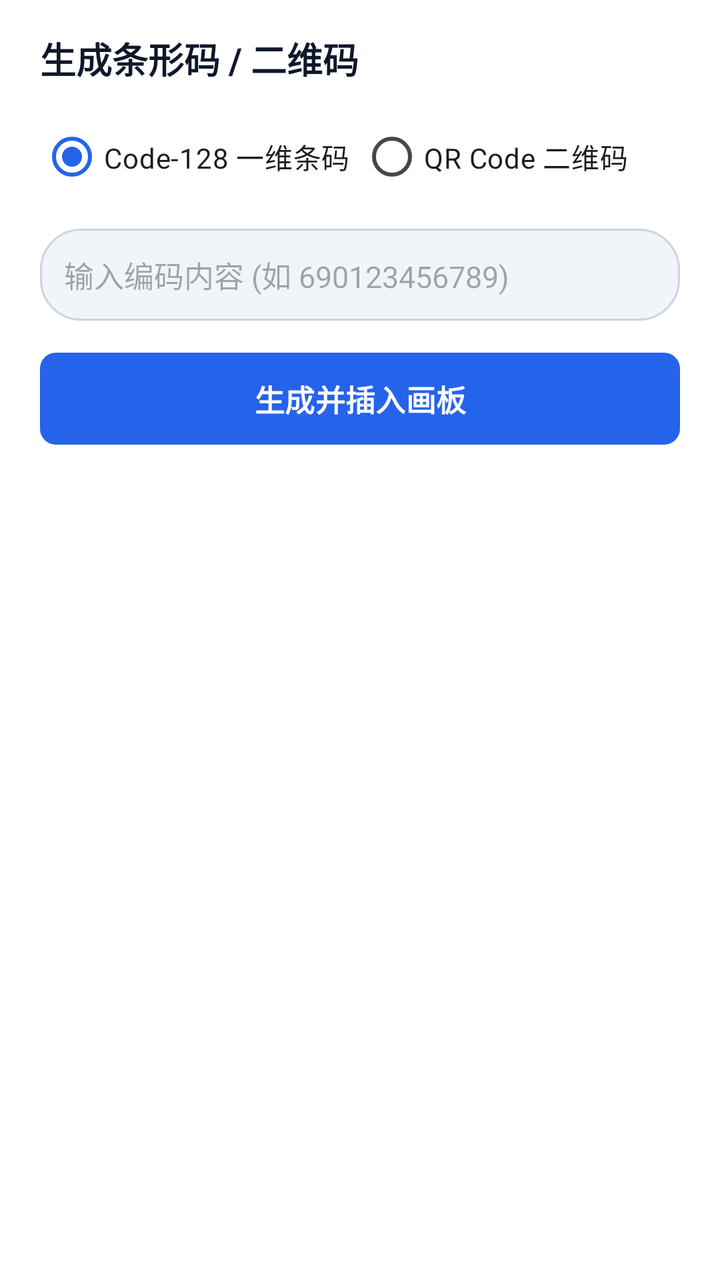
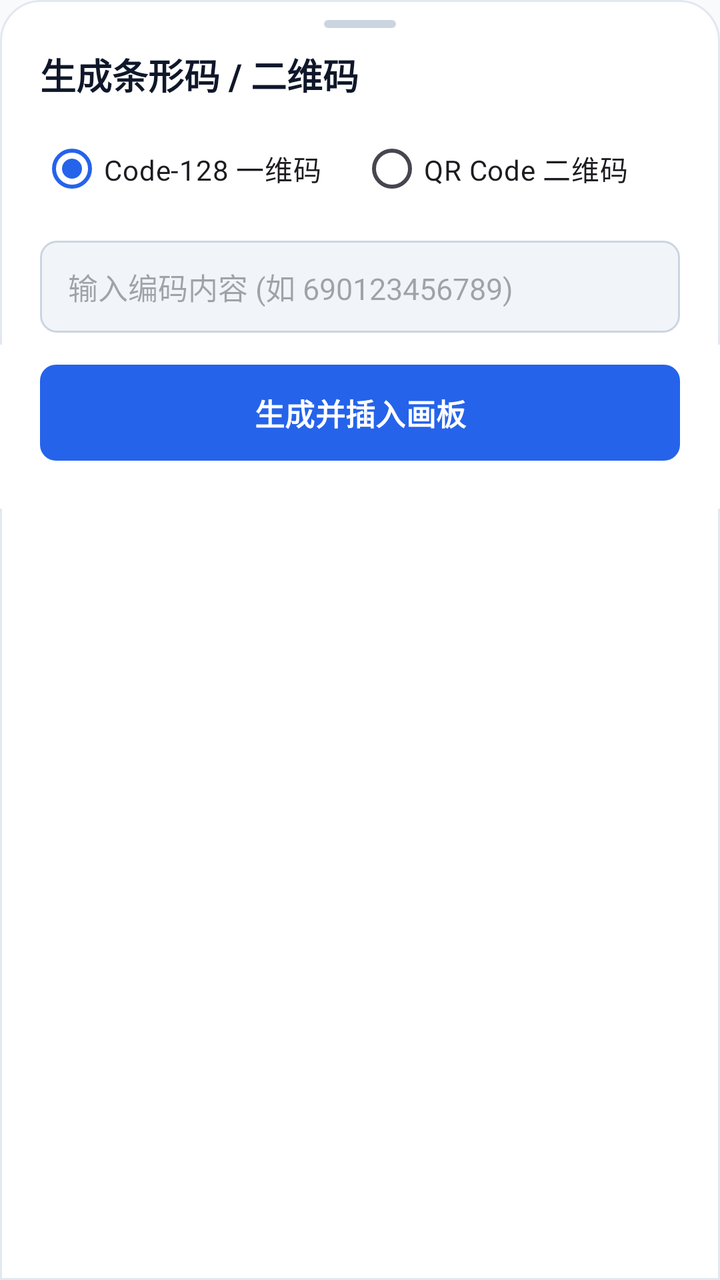

Two renders of the same Android screen: before a commit and after it. Below are the layout's source before the change and the commit's diff.
<!-- AndroidManifest.xml: application theme Theme.DeliPrinter -->
<!-- res/layout/dialog_barcode.xml -->
<?xml version="1.0" encoding="utf-8"?>
<androidx.core.widget.NestedScrollView
    xmlns:android="http://schemas.android.com/apk/res/android"
    android:layout_width="match_parent"
    android:layout_height="wrap_content"
    android:fillViewport="true"
    android:background="@color/bg_card">

    <LinearLayout
        android:layout_width="match_parent"
        android:layout_height="wrap_content"
        android:orientation="vertical"
        android:paddingHorizontal="20dp"
        android:paddingTop="16dp"
        android:paddingBottom="40dp">

        <TextView
            android:layout_width="wrap_content"
            android:layout_height="wrap_content"
            android:text="生成条形码 / 二维码"
            android:textColor="@color/text_primary"
            android:textSize="18sp"
            android:textStyle="bold" />

        <RadioGroup
            android:id="@+id/rgBarcodeType"
            android:layout_width="match_parent"
            android:layout_height="wrap_content"
            android:layout_marginTop="12dp"
            android:checkedButton="@+id/rbTypeCode128"
            android:orientation="horizontal">

            <RadioButton
                android:id="@+id/rbTypeCode128"
                android:layout_width="0dp"
                android:layout_height="wrap_content"
                android:layout_weight="1"
                android:text="Code-128 一维条码" />

            <RadioButton
                android:id="@+id/rbTypeQr"
                android:layout_width="0dp"
                android:layout_height="wrap_content"
                android:layout_weight="1"
                android:text="QR Code 二维码" />
        </RadioGroup>

        <EditText
            android:id="@+id/etBarcodeContent"
            android:layout_width="match_parent"
            android:layout_height="wrap_content"
            android:layout_marginTop="12dp"
            android:background="@drawable/bg_pill"
            android:hint="输入编码内容 (如 690123456789)"
            android:padding="12dp"
            android:textColor="@color/text_primary"
            android:textSize="15sp" />

        <Button
            android:id="@+id/btnGenerateBarcode"
            android:layout_width="match_parent"
            android:layout_height="46dp"
            android:layout_marginTop="16dp"
            android:background="@drawable/bg_btn_primary"
            android:text="生成并插入画板"
            android:textColor="@color/white"
            android:textSize="15sp"
            android:textStyle="bold" />

    </LinearLayout>
</androidx.core.widget.NestedScrollView>
<!-- resources referenced by this layout -->
<resources>
  <color name="bg_card">#FFFFFF</color>
  <color name="text_primary">#0F172A</color>
  <color name="white">#FFFFFF</color>
  <!-- drawable bg_btn_primary (drawable) -->
  <?xml version="1.0" encoding="utf-8"?>
  <ripple xmlns:android="http://schemas.android.com/apk/res/android"
      android:color="#40FFFFFF">
      <item>
          <shape android:shape="rectangle">
              <solid android:color="@color/brand_primary" />
              <corners android:radius="8dp" />
          </shape>
      </item>
  </ripple>
  <!-- drawable bg_pill (drawable) -->
  <?xml version="1.0" encoding="utf-8"?>
  <shape xmlns:android="http://schemas.android.com/apk/res/android"
      android:shape="rectangle">
      <solid android:color="@color/bg_subtle" />
      <stroke
          android:width="1dp"
          android:color="@color/border_color" />
      <corners android:radius="20dp" />
      <padding
          android:bottom="4dp"
          android:left="10dp"
          android:right="10dp"
          android:top="4dp" />
  </shape>
  <style name="Theme.DeliPrinter" parent="Theme.Material3.Light.NoActionBar">
          <item name="colorPrimary">@color/brand_primary</item>
          <item name="colorPrimaryVariant">@color/brand_primary_dark</item>
          <item name="colorSecondary">@color/brand_accent</item>
          <item name="android:statusBarColor">@color/bg_app</item>
          <item name="android:windowLightStatusBar">true</item>
          <item name="android:windowBackground">@color/bg_app</item>
      </style>
  <color name="brand_primary">#2563EB</color>
  <color name="bg_subtle">#F1F5F9</color>
  <color name="border_color">#CBD5E1</color>
  <color name="brand_primary_dark">#1D4ED8</color>
  <color name="brand_accent">#0EA5E9</color>
  <color name="bg_app">#F8FAFC</color>
</resources>

<!-- the commit's change to res/layout/dialog_barcode.xml (unified diff, before → after) -->
@@ -1,32 +1,43 @@
 <?xml version="1.0" encoding="utf-8"?>
-<androidx.core.widget.NestedScrollView
+<LinearLayout
     xmlns:android="http://schemas.android.com/apk/res/android"
     android:layout_width="match_parent"
     android:layout_height="wrap_content"
-    android:fillViewport="true"
-    android:background="@color/bg_card">
+    android:background="@drawable/bg_bottom_sheet_card"
+    android:orientation="vertical">
+
+    
+    <View
+        android:layout_width="36dp"
+        android:layout_height="4dp"
+        android:layout_gravity="center_horizontal"
+        android:layout_marginTop="10dp"
+        android:layout_marginBottom="6dp"
+        android:background="@drawable/bg_pill"
+        android:backgroundTint="@color/border_color" />
+
+    <TextView
+        android:layout_width="wrap_content"
+        android:layout_height="wrap_content"
+        android:layout_marginStart="20dp"
+        android:layout_marginTop="4dp"
+        android:text="生成条形码 / 二维码"
+        android:textColor="@color/text_primary"
+        android:textSize="18sp"
+        android:textStyle="bold" />
 
     <LinearLayout
         android:layout_width="match_parent"
         android:layout_height="wrap_content"
         android:orientation="vertical"
         android:paddingHorizontal="20dp"
-        android:paddingTop="16dp"
-        android:paddingBottom="40dp">
-
-        <TextView
-            android:layout_width="wrap_content"
-            android:layout_height="wrap_content"
-            android:text="生成条形码 / 二维码"
-            android:textColor="@color/text_primary"
-            android:textSize="18sp"
-            android:textStyle="bold" />
+        android:paddingTop="10dp"
+        android:paddingBottom="6dp">
 
         <RadioGroup
             android:id="@+id/rgBarcodeType"
             android:layout_width="match_parent"
             android:layout_height="wrap_content"
-            android:layout_marginTop="12dp"
             android:checkedButton="@+id/rbTypeCode128"
             android:orientation="horizontal">
 
@@ -35,37 +46,54 @@
                 android:layout_width="0dp"
                 android:layout_height="wrap_content"
                 android:layout_weight="1"
-                android:text="Code-128 一维条码" />
+                android:textSize="14sp"
+                android:text="Code-128 一维码" />
 
             <RadioButton
                 android:id="@+id/rbTypeQr"
                 android:layout_width="0dp"
                 android:layout_height="wrap_content"
                 android:layout_weight="1"
+                android:textSize="14sp"
                 android:text="QR Code 二维码" />
         </RadioGroup>
 
         <EditText
             android:id="@+id/etBarcodeContent"
             android:layout_width="match_parent"
-            android:layout_height="wrap_content"
+            android:layout_height="46dp"
             android:layout_marginTop="12dp"
-            android:background="@drawable/bg_pill"
+            android:background="@drawable/bg_input_field"
             android:hint="输入编码内容 (如 690123456789)"
-            android:padding="12dp"
+            android:paddingHorizontal="14dp"
             android:textColor="@color/text_primary"
             android:textSize="15sp" />
+
+    </LinearLayout>
+
+    
+    <LinearLayout
+        android:id="@+id/dialogBottomBar"
+        android:layout_width="match_parent"
+        android:layout_height="wrap_content"
+        android:orientation="vertical"
+        android:paddingHorizontal="20dp"
+        android:paddingTop="10dp"
+        android:paddingBottom="24dp"
+        android:background="@color/bg_card">
 
         <Button
             android:id="@+id/btnGenerateBarcode"
             android:layout_width="match_parent"
-            android:layout_height="46dp"
-            android:layout_marginTop="16dp"
+            android:layout_height="48dp"
             android:background="@drawable/bg_btn_primary"
+            android:drawableStart="@drawable/ic_qr_code"
+            android:drawableTint="@color/white"
+            android:drawablePadding="8dp"
             android:text="生成并插入画板"
             android:textColor="@color/white"
             android:textSize="15sp"
             android:textStyle="bold" />
+    </LinearLayout>
 
-    </LinearLayout>
-</androidx.core.widget.NestedScrollView>
+</LinearLayout>
<!-- resource entries referenced after the edit -->
@@ -3,6 +3,18 @@
   <color name="bg_card">#FFFFFF</color>
   <color name="text_primary">#0F172A</color>
   <color name="white">#FFFFFF</color>
+  <!-- drawable bg_bottom_sheet_card (drawable) -->
+  <?xml version="1.0" encoding="utf-8"?>
+  <shape xmlns:android="http://schemas.android.com/apk/res/android"
+      android:shape="rectangle">
+      <solid android:color="@color/bg_card" />
+      <stroke android:width="1dp" android:color="@color/border_subtle" />
+      <corners
+          android:topLeftRadius="20dp"
+          android:topRightRadius="20dp"
+          android:bottomLeftRadius="0dp"
+          android:bottomRightRadius="0dp" />
+  </shape>
   <!-- drawable bg_btn_primary (drawable) -->
   <?xml version="1.0" encoding="utf-8"?>
   <ripple xmlns:android="http://schemas.android.com/apk/res/android"
@@ -14,6 +26,24 @@
           </shape>
       </item>
   </ripple>
+  <!-- drawable bg_input_field (drawable) -->
+  <?xml version="1.0" encoding="utf-8"?>
+  <selector xmlns:android="http://schemas.android.com/apk/res/android">
+      <item android:state_focused="true">
+          <shape android:shape="rectangle">
+              <solid android:color="@color/white" />
+              <stroke android:width="2dp" android:color="@color/brand_primary" />
+              <corners android:radius="8dp" />
+          </shape>
+      </item>
+      <item>
+          <shape android:shape="rectangle">
+              <solid android:color="@color/bg_subtle" />
+              <stroke android:width="1dp" android:color="@color/border_color" />
+              <corners android:radius="8dp" />
+          </shape>
+      </item>
+  </selector>
   <!-- drawable bg_pill (drawable) -->
   <?xml version="1.0" encoding="utf-8"?>
   <shape xmlns:android="http://schemas.android.com/apk/res/android"
@@ -29,6 +59,16 @@
           android:right="10dp"
           android:top="4dp" />
   </shape>
+  <!-- drawable ic_qr_code (drawable) -->
+  <vector xmlns:android="http://schemas.android.com/apk/res/android"
+      android:width="24dp"
+      android:height="24dp"
+      android:viewportWidth="24"
+      android:viewportHeight="24">
+      <path
+          android:fillColor="@color/text_primary"
+          android:pathData="M3,3h8v8H3V3zm2,2v4h4V5H5zm8,-2h8v8h-8V3zm2,2v4h4V5h-4zM3,13h8v8H3v-8zm2,2v4h4v-4H5zm13,-2h3v2h-3v-2zm-5,0h3v5h-3v-5zm2,5h3v3h-3v-3zm3,-2h3v5h-3v-5zm-5,2h2v3h-2v-3z" />
+  </vector>
   <style name="Theme.DeliPrinter" parent="Theme.Material3.Light.NoActionBar">
           <item name="colorPrimary">@color/brand_primary</item>
           <item name="colorPrimaryVariant">@color/brand_primary_dark</item>
@@ -37,6 +77,7 @@
           <item name="android:windowLightStatusBar">true</item>
           <item name="android:windowBackground">@color/bg_app</item>
       </style>
+  <color name="border_subtle">#E2E8F0</color>
   <color name="brand_primary">#2563EB</color>
   <color name="bg_subtle">#F1F5F9</color>
   <color name="border_color">#CBD5E1</color>
